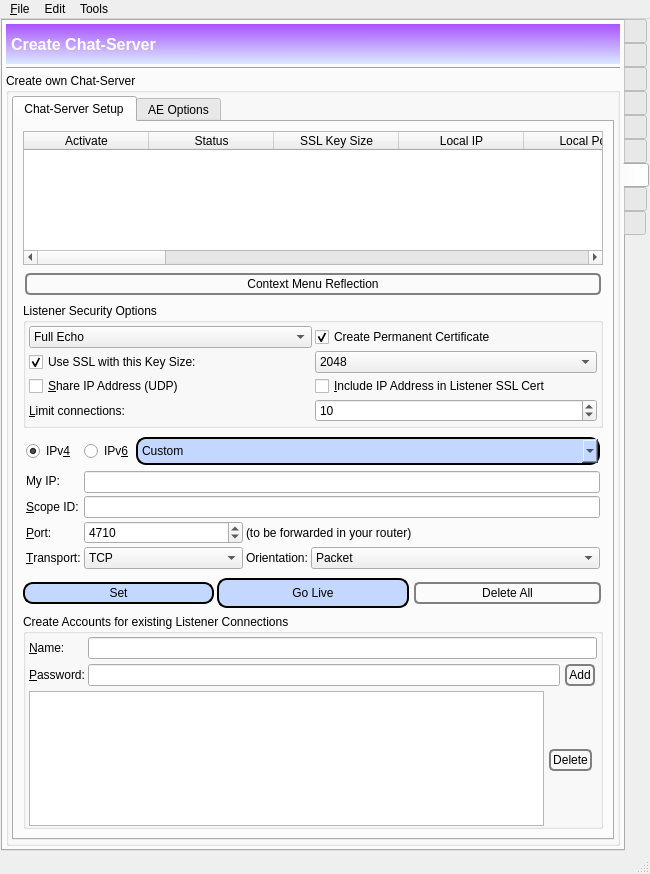
Before: the Qt Designer form GoldBug-UI/controlcenter.ui in xloem/spot-on-svn, drawn with Qt 5.
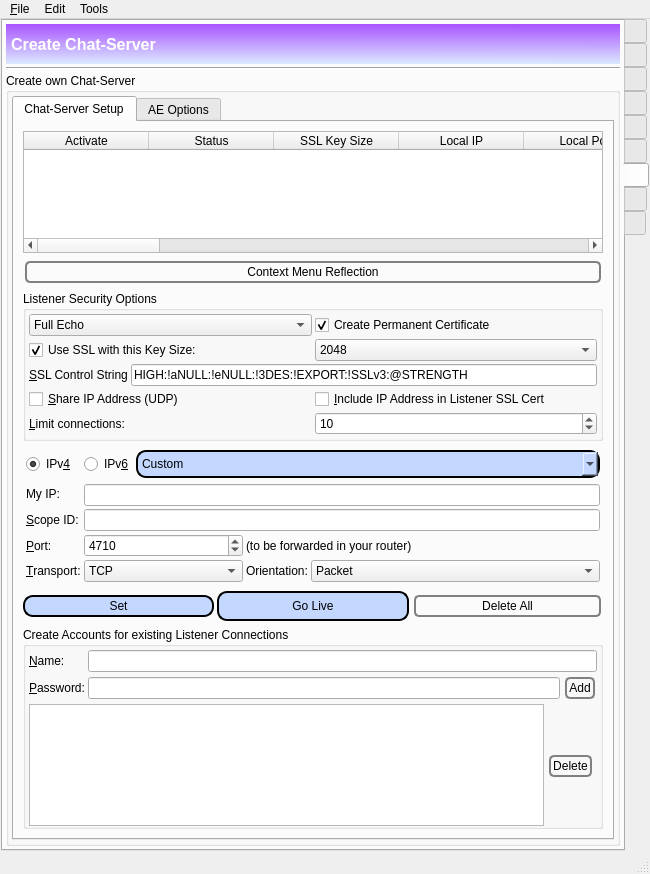
After: the same form once the commit is applied. The open tabs and pages were chosen to show the change. Icons and pictures are not drawn. Custom widgets are drawn as their Qt base class.

Commit message: SSL Control String for listeners and neighbors.

```diff
--- a/GoldBug-UI/controlcenter.ui
+++ b/GoldBug-UI/controlcenter.ui
@@ -5389,6 +5389,11 @@
                    <string>Orientation</string>
                   </property>
                  </column>
+                 <column>
+                  <property name="text">
+                   <string>SSL Control String</string>
+                  </property>
+                 </column>
                  <column>
                   <property name="text">
                    <string>OID</string>
@@ -5523,6 +5528,27 @@
                     </item>
                    </layout>
                   </item>
+                  <item>
+                   <layout class="QHBoxLayout" name="horizontalLayout_70">
+                    <item>
+                     <widget class="QLabel" name="label_93">
+                      <property name="text">
+                       <string>&amp;SSL Control String</string>
+                      </property>
+                      <property name="buddy">
+                       <cstring>listenersSslControlString</cstring>
+                      </property>
+                     </widget>
+                    </item>
+                    <item>
+                     <widget class="QLineEdit" name="listenersSslControlString">
+                      <property name="text">
+                       <string>HIGH:!aNULL:!eNULL:!3DES:!EXPORT:!SSLv3:@STRENGTH</string>
+                      </property>
+                     </widget>
+                    </item>
+                   </layout>
+                  </item>
                   <item>
                    <layout class="QHBoxLayout" name="horizontalLayout_66">
                     <property name="topMargin">
```
Left out of the diff: 30 changed lines with no effect on the pictures. The commit also changes 15 other files.
